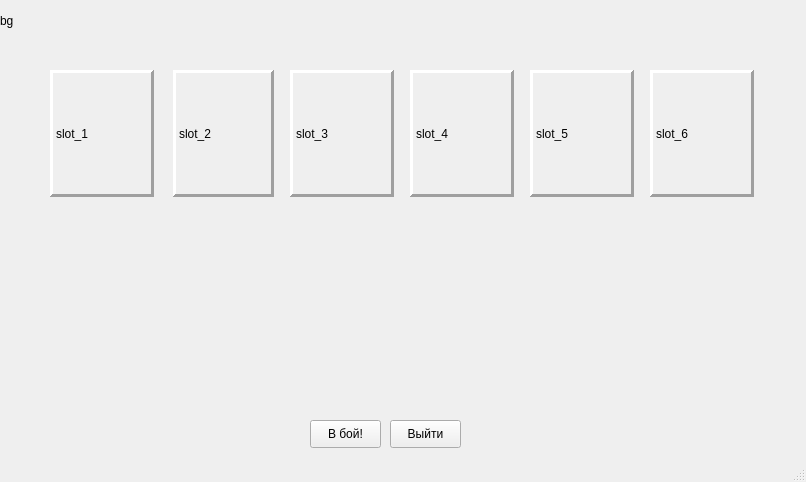
Above: client_dir/campaign.ui from Erepb-89/disciples_mobile before the change. Below: the same form after it.
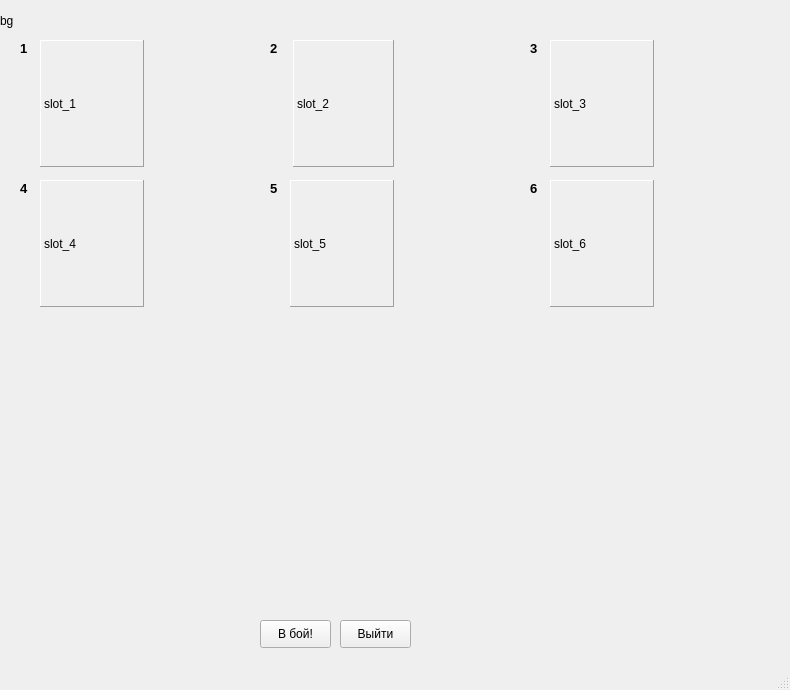
That is the form after the change.

Commit message: added all 4 campaigns. Changed campaign window. Refactoring some methods

```diff
--- a/client_dir/campaign.ui
+++ b/client_dir/campaign.ui
@@ -9,8 +9,8 @@
    <rect>
     <x>0</x>
     <y>0</y>
-    <width>806</width>
-    <height>482</height>
+    <width>790</width>
+    <height>690</height>
    </rect>
   </property>
   <property name="windowTitle">
@@ -20,8 +20,8 @@
    <widget class="QPushButton" name="ExitButton">
     <property name="geometry">
      <rect>
-      <x>390</x>
-      <y>420</y>
+      <x>340</x>
+      <y>620</y>
       <width>71</width>
       <height>28</height>
      </rect>
@@ -33,8 +33,8 @@
    <widget class="QPushButton" name="pushButtonFight">
     <property name="geometry">
      <rect>
-      <x>310</x>
-      <y>420</y>
+      <x>260</x>
+      <y>620</y>
       <width>71</width>
       <height>28</height>
      </rect>
@@ -46,8 +46,8 @@
    <widget class="QLabel" name="slot2">
     <property name="geometry">
      <rect>
-      <x>173</x>
-      <y>70</y>
+      <x>293</x>
+      <y>40</y>
       <width>101</width>
       <height>127</height>
      </rect>
@@ -62,7 +62,7 @@
      <enum>QFrame::Raised</enum>
     </property>
     <property name="lineWidth">
-     <number>3</number>
+     <number>1</number>
     </property>
     <property name="midLineWidth">
      <number>0</number>
@@ -77,8 +77,8 @@
    <widget class="QLabel" name="slot4">
     <property name="geometry">
      <rect>
-      <x>410</x>
-      <y>70</y>
+      <x>40</x>
+      <y>180</y>
       <width>104</width>
       <height>127</height>
      </rect>
@@ -90,7 +90,7 @@
      <enum>QFrame::Raised</enum>
     </property>
     <property name="lineWidth">
-     <number>3</number>
+     <number>1</number>
     </property>
     <property name="midLineWidth">
      <number>0</number>
@@ -102,8 +102,8 @@
    <widget class="QPushButton" name="pushButtonSlot_4">
     <property name="geometry">
      <rect>
-      <x>410</x>
-      <y>70</y>
+      <x>40</x>
+      <y>180</y>
       <width>104</width>
       <height>127</height>
      </rect>
@@ -118,8 +118,8 @@
    <widget class="QPushButton" name="pushButtonSlot_2">
     <property name="geometry">
      <rect>
-      <x>170</x>
-      <y>70</y>
+      <x>290</x>
+      <y>40</y>
       <width>104</width>
       <height>127</height>
      </rect>
@@ -137,8 +137,8 @@
    <widget class="QLabel" name="slot1">
     <property name="geometry">
      <rect>
-      <x>50</x>
-      <y>70</y>
+      <x>40</x>
+      <y>40</y>
       <width>104</width>
       <height>127</height>
      </rect>
@@ -150,7 +150,7 @@
      <enum>QFrame::Raised</enum>
     </property>
     <property name="lineWidth">
-     <number>3</number>
+     <number>1</number>
     </property>
     <property name="midLineWidth">
      <number>0</number>
@@ -162,8 +162,8 @@
    <widget class="QPushButton" name="pushButtonSlot_1">
     <property name="geometry">
      <rect>
-      <x>50</x>
-      <y>70</y>
+      <x>40</x>
+      <y>40</y>
       <width>104</width>
       <height>127</height>
      </rect>
@@ -178,8 +178,8 @@
    <widget class="QLabel" name="slot3">
     <property name="geometry">
      <rect>
-      <x>290</x>
-      <y>70</y>
+      <x>550</x>
+      <y>40</y>
       <width>104</width>
       <height>127</height>
      </rect>
@@ -191,7 +191,7 @@
      <enum>QFrame::Raised</enum>
     </property>
     <property name="lineWidth">
-     <number>3</number>
+     <number>1</number>
     </property>
     <property name="midLineWidth">
      <number>0</number>
@@ -203,8 +203,8 @@
    <widget class="QPushButton" name="pushButtonSlot_3">
     <property name="geometry">
      <rect>
-      <x>290</x>
-      <y>70</y>
+      <x>550</x>
+      <y>40</y>
       <width>104</width>
       <height>127</height>
      </rect>
@@ -238,8 +238,8 @@
    <widget class="QPushButton" name="pushButtonSlot_5">
     <property name="geometry">
      <rect>
-      <x>530</x>
-      <y>70</y>
+      <x>290</x>
+      <y>180</y>
       <width>104</width>
       <height>127</height>
      </rect>
@@ -254,8 +254,8 @@
    <widget class="QLabel" name="slot5">
     <property name="geometry">
      <rect>
-      <x>530</x>
-      <y>70</y>
+      <x>290</x>
+      <y>180</y>
       <width>104</width>
       <height>127</height>
      </rect>
@@ -267,7 +267,7 @@
      <enum>QFrame::Raised</enum>
     </property>
     <property name="lineWidth">
-     <number>3</number>
+     <number>1</number>
     </property>
     <property name="midLineWidth">
      <number>0</number>
@@ -279,8 +279,8 @@
    <widget class="QPushButton" name="pushButtonSlot_6">
     <property name="geometry">
      <rect>
-      <x>650</x>
-      <y>70</y>
+      <x>550</x>
+      <y>180</y>
       <width>104</width>
       <height>127</height>
      </rect>
@@ -295,8 +295,8 @@
    <widget class="QLabel" name="slot6">
     <property name="geometry">
      <rect>
-      <x>650</x>
-      <y>70</y>
+      <x>550</x>
+      <y>180</y>
       <width>104</width>
       <height>127</height>
      </rect>
@@ -308,7 +308,7 @@
      <enum>QFrame::Raised</enum>
     </property>
     <property name="lineWidth">
-     <number>3</number>
+     <number>1</number>
     </property>
     <property name="midLineWidth">
      <number>0</number>
@@ -317,6 +317,126 @@
      <string>slot_6</string>
     </property>
    </widget>
+   <widget class="QLabel" name="PlayerSlotTxt_1">
+    <property name="geometry">
+     <rect>
+      <x>20</x>
+      <y>40</y>
+      <width>16</width>
+      <height>16</height>
+     </rect>
+    </property>
+    <property name="font">
+     <font>
+      <pointsize>10</pointsize>
+      <weight>75</weight>
+      <bold>true</bold>
+     </font>
+    </property>
+    <property name="text">
+     <string>1</string>
+    </property>
+   </widget>
+   <widget class="QLabel" name="PlayerSlotTxt_3">
+    <property name="geometry">
+     <rect>
+      <x>530</x>
+      <y>40</y>
+      <width>16</width>
+      <height>16</height>
+     </rect>
+    </property>
+    <property name="font">
+     <font>
+      <pointsize>10</pointsize>
+      <weight>75</weight>
+      <bold>true</bold>
+     </font>
+    </property>
+    <property name="text">
+     <string>3</string>
+    </property>
+   </widget>
+   <widget class="QLabel" name="PlayerSlotTxt_5">
+    <property name="geometry">
+     <rect>
+      <x>270</x>
+      <y>180</y>
+      <width>16</width>
+      <height>16</height>
+     </rect>
+    </property>
+    <property name="font">
+     <font>
+      <pointsize>10</pointsize>
+      <weight>75</weight>
+      <bold>true</bold>
+     </font>
+    </property>
+    <property name="text">
+     <string>5</string>
+    </property>
+   </widget>
+   <widget class="QLabel" name="PlayerSlotTxt_2">
+    <property name="geometry">
+     <rect>
+      <x>270</x>
+      <y>40</y>
+      <width>16</width>
+      <height>16</height>
+     </rect>
+    </property>
+    <property name="font">
+     <font>
+      <pointsize>10</pointsize>
+      <weight>75</weight>
+      <bold>true</bold>
+     </font>
+    </property>
+    <property name="text">
+     <string>2</string>
+    </property>
+   </widget>
+   <widget class="QLabel" name="PlayerSlotTxt_4">
+    <property name="geometry">
+     <rect>
+      <x>20</x>
+      <y>180</y>
+      <width>16</width>
+      <height>16</height>
+     </rect>
+    </property>
+    <property name="font">
+     <font>
+      <pointsize>10</pointsize>
+      <weight>75</weight>
+      <bold>true</bold>
+     </font>
+    </property>
+    <property name="text">
+     <string>4</string>
+    </property>
+   </widget>
+   <widget class="QLabel" name="EnemySlotTxt_6">
+    <property name="geometry">
+     <rect>
+      <x>530</x>
+      <y>180</y>
+      <width>16</width>
+      <height>16</height>
+     </rect>
+    </property>
+    <property name="font">
+     <font>
+      <pointsize>10</pointsize>
+      <weight>75</weight>
+      <bold>true</bold>
+     </font>
+    </property>
+    <property name="text">
+     <string>6</string>
+    </property>
+   </widget>
    <zorder>campaignBG</zorder>
    <zorder>ExitButton</zorder>
    <zorder>pushButtonFight</zorder>
```
Left out of the diff: 6 changed lines with no effect on the pictures. The commit also changes 12 other files.
